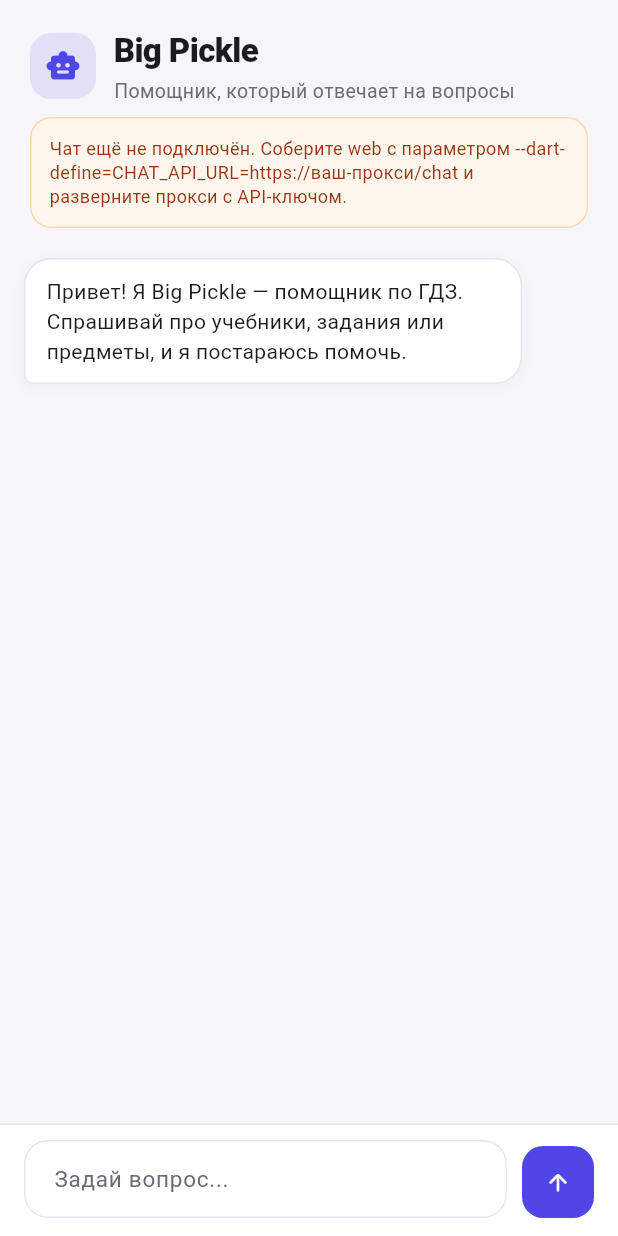
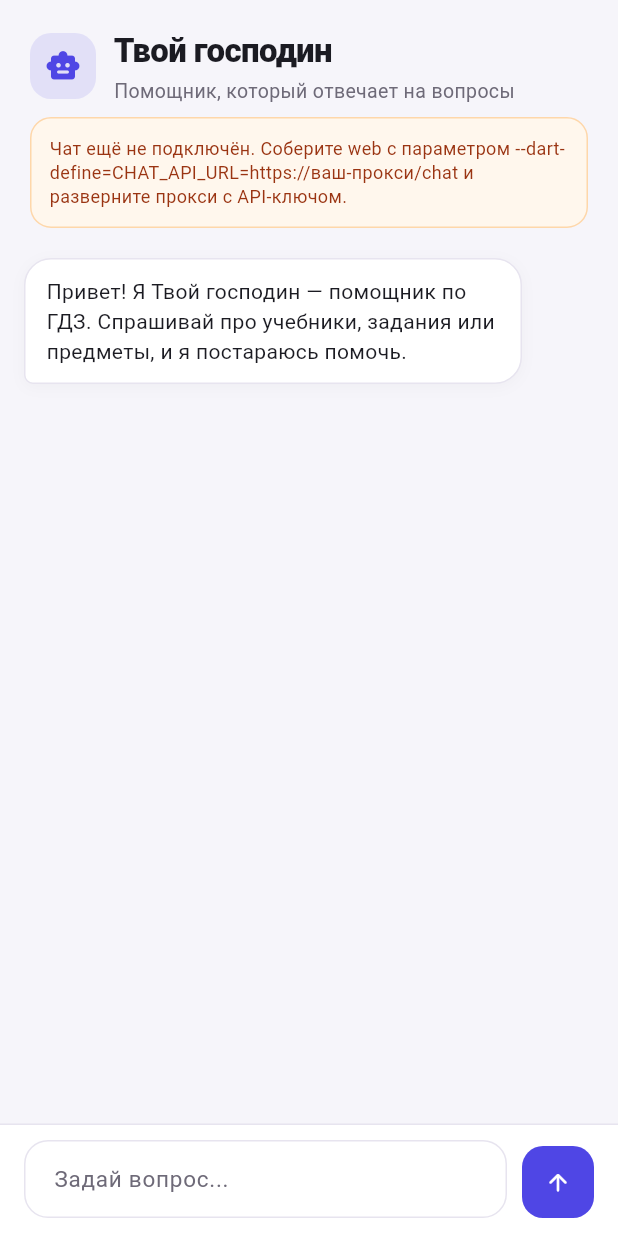
Before and after one commit to SEGOFI566/gdz-app, a Flutter app: the ChatScreen widget shown alone on an empty page, opened directly, on a phone screen of 412 x 824 dp. Run offline on Flutter 3.47's test engine with Material 3 defaults, Android fonts, the phone set to English and light mode, and no system bars; missing offline and left inert: dart:html, dart:js_interop.

Commit message:
feat: rename chat assistant

```diff
--- a/lib/screens/chat_screen.dart
+++ b/lib/screens/chat_screen.dart
@@ -22,7 +22,7 @@ class _ChatScreenState extends State<ChatScreen> {
     const ChatMessage(
       role: 'assistant',
       content:
-          'Привет! Я Big Pickle — помощник по ГДЗ. Спрашивай про учебники, '
+          'Привет! Я Твой господин — помощник по ГДЗ. Спрашивай про учебники, '
           'задания или предметы, и я постараюсь помочь.',
     ),
   ];
@@ -32,7 +32,7 @@ class _ChatScreenState extends State<ChatScreen> {
   static const ChatMessage _systemPrompt = ChatMessage(
     role: 'system',
     content:
-        'Ты Big Pickle — дружелюбный помощник на сайте ГДЗ. Отвечай по-русски, '
+        'Ты Твой господин — дружелюбный помощник на сайте ГДЗ. Отвечай по-русски, '
         'кратко и по делу. Помогай пользователям находить учебники, понимать '
         'задания и разбираться в школьных темах. Если не уверен в ответе, '
         'честно скажи об этом и не выдумывай факты.',
@@ -131,7 +131,7 @@ class _ChatScreenState extends State<ChatScreen> {
                     crossAxisAlignment: CrossAxisAlignment.start,
                     children: [
                       Text(
-                        'Big Pickle',
+                        'Твой господин',
                         style: TextStyle(
                           fontSize: 22,
                           fontWeight: FontWeight.w900,
@@ -318,7 +318,7 @@ class _TypingBubble extends StatelessWidget {
           border: Border.all(color: Theme.of(context).colorScheme.outlineVariant),
         ),
         child: Text(
-          'Big Pickle печатает...',
+          'Твой господин печатает...',
           style: TextStyle(fontSize: 13, color: Theme.of(context).colorScheme.onSurfaceVariant),
         ),
       ),
```
